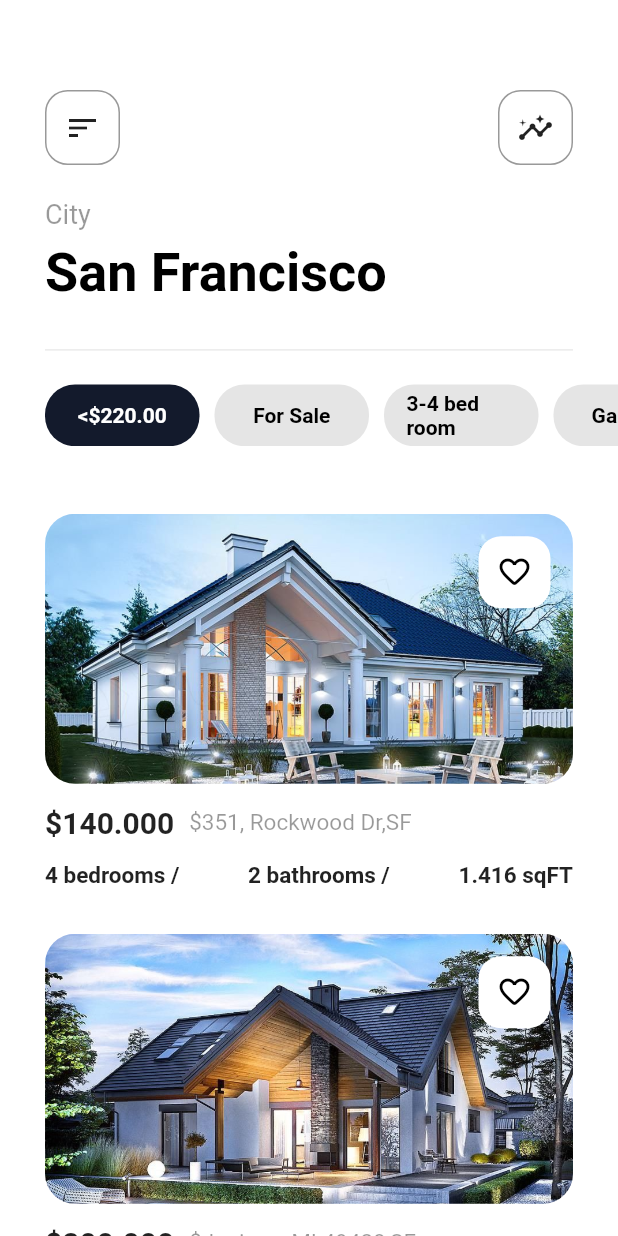
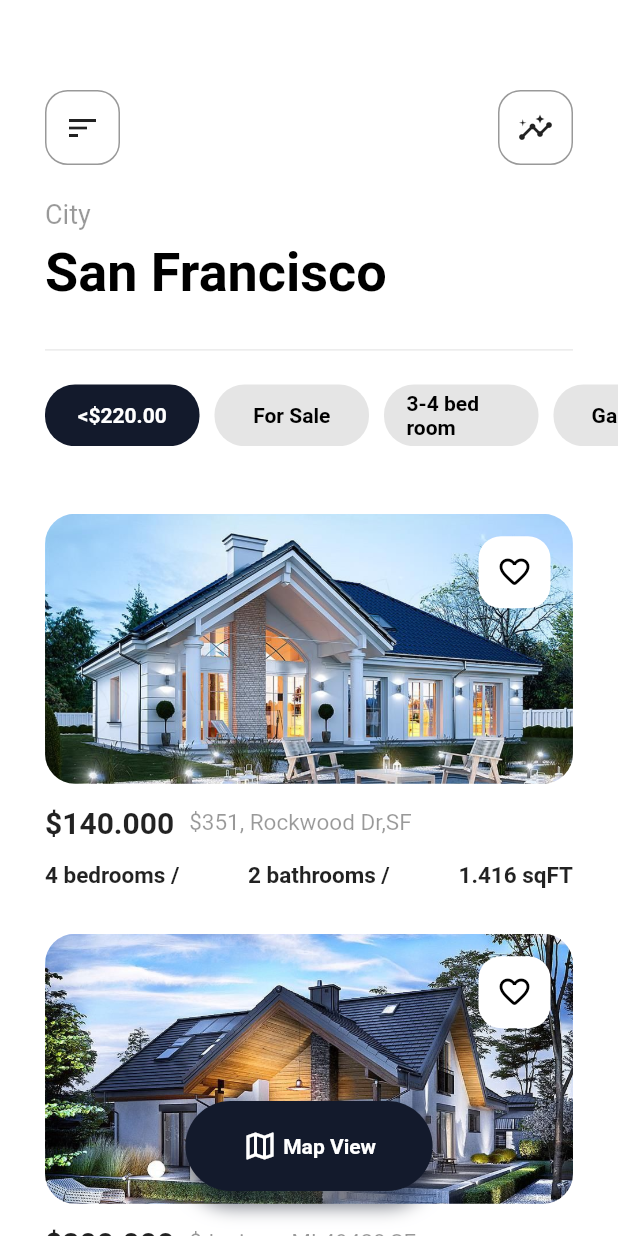
Before and after one commit to simonojok19/flutter_ui_ecommerce, a Flutter app: the screen it shows after launch, on a phone screen of 412 x 824 dp. Run offline on Flutter 3.47's test engine with Material 2 defaults, Android fonts, the phone set to English and light mode, and no system bars.

Commit message:
finished the firts screen

```diff
--- /dev/null
+++ b/lib/screens/home/components/bottom_buttons.dart
@@ -0,0 +1,41 @@
+import 'package:flutter/material.dart';
+
+import '../../../constants/constants.dart';
+import '../../../constants/constants.dart';
+import '../../../constants/constants.dart';
+import '../../../constants/constants.dart';
+
+class BottomButtons extends StatelessWidget {
+  @override
+  Widget build(BuildContext context) {
+    Size size =  MediaQuery.of(context).size;
+    return Padding(
+      padding: const EdgeInsets.only(bottom: appPadding),
+      child: Container(
+        width: size.width * 0.4,
+        height: 60,
+        decoration: BoxDecoration(
+          color: darkBlue,
+          borderRadius: BorderRadius.circular(30),
+          boxShadow: [
+            BoxShadow(
+              color: darkBlue.withOpacity(0.6),
+              offset: Offset(0, 10),
+              blurRadius: 10
+            )
+          ],
+        ),
+        child: Row(
+          mainAxisAlignment: MainAxisAlignment.center,
+          children: [
+            Icon(Icons.map_outlined, color: white,),
+            Text(' Map View', style: TextStyle(
+              color: white,
+              fontWeight: FontWeight.w600
+            ),)
+          ],
+        ),
+      ),
+    );
+  }
+}
--- a/lib/screens/home/home_screen.dart
+++ b/lib/screens/home/home_screen.dart
@@ -1,5 +1,7 @@
 import 'package:flutter/material.dart';
+import 'package:flutter/painting.dart';
 
+import 'components/bottom_buttons.dart';
 import 'components/categories.dart';
 import 'components/custom_app_bar.dart';
 import 'components/houses.dart';
@@ -8,11 +10,17 @@ class HomeScreen extends StatelessWidget {
   @override
   Widget build(BuildContext context) {
     return Scaffold(
-      body: Column(
+      body: Stack(
+        alignment: Alignment.bottomCenter,
         children: [
-          CustomAppBar(),
-          Categories(),
-          Houses(),
+          Column(
+            children: [
+              CustomAppBar(),
+              Categories(),
+              Houses(),
+            ],
+          ),
+          BottomButtons(),
         ],
       ),
     );
```
